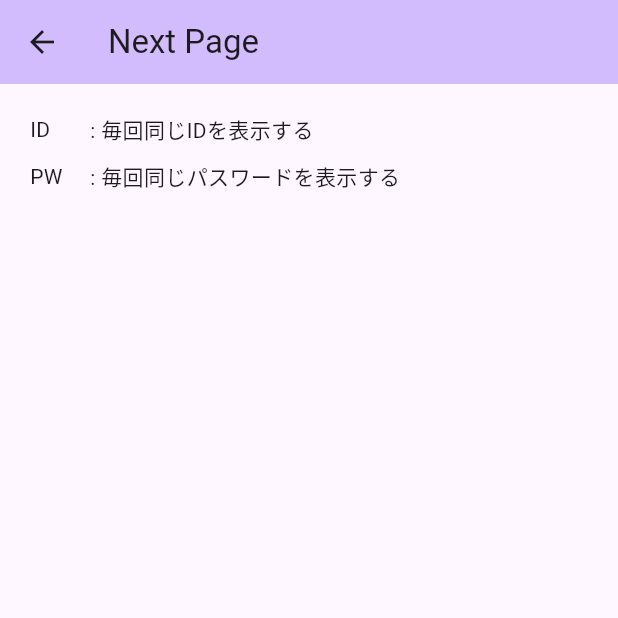
After one commit to hibriiiiidge/practice__flutter-app, a Flutter app: the screen it shows after launch, after a tap on "Amazon", on a phone screen of 412 x 824 dp, the top half of it. The commit adds this screen. Run offline on Flutter 3.47's test engine with Material 2 defaults, Android fonts, the phone set to English and light mode, and no system bars.

Commit message:
Add NextPage UI

```diff
--- a/lib/main.dart
+++ b/lib/main.dart
@@ -1,4 +1,6 @@
 import 'package:flutter/material.dart';
+
+import 'next_page.dart';
 
 void main() {
   runApp(const MyApp());
@@ -46,6 +48,14 @@ class _MyHomePageState extends State<MyHomePage> {
                 ListTile(
                   leading: const Icon(Icons.key),
                   title: Text(titleList[index]),
+                  onTap: () {
+                    Navigator.push(
+                      context,
+                      MaterialPageRoute(
+                        builder: (context) => const NextPage(),
+                      ),
+                    );
+                  },
                 ),
                 const Divider(
                   height: 0,
--- /dev/null
+++ b/lib/next_page.dart
@@ -0,0 +1,40 @@
+import 'package:flutter/material.dart';
+
+class NextPage extends StatelessWidget {
+  const NextPage({super.key});
+
+  @override
+  Widget build(BuildContext context) {
+    return Scaffold(
+      appBar: AppBar(
+        backgroundColor: Theme.of(context).colorScheme.inversePrimary,
+        title: const Text('Next Page'),
+      ),
+      body: const Padding(
+        padding: EdgeInsets.all(20.0),
+        child: Column(crossAxisAlignment: CrossAxisAlignment.start, children: [
+          Row(
+            children: [
+              SizedBox(
+                width: 40,
+                child: Text('ID'),
+              ),
+              Text(': 毎回同じIDを表示する'),
+            ],
+          ),
+          // 余白を追加
+          SizedBox(height: 10),
+          Row(
+            children: [
+              SizedBox(
+                width: 40,
+                child: Text('PW'),
+              ),
+              Text(': 毎回同じパスワードを表示する'),
+            ],
+          ),
+        ]),
+      ),
+    );
+  }
+}
```
